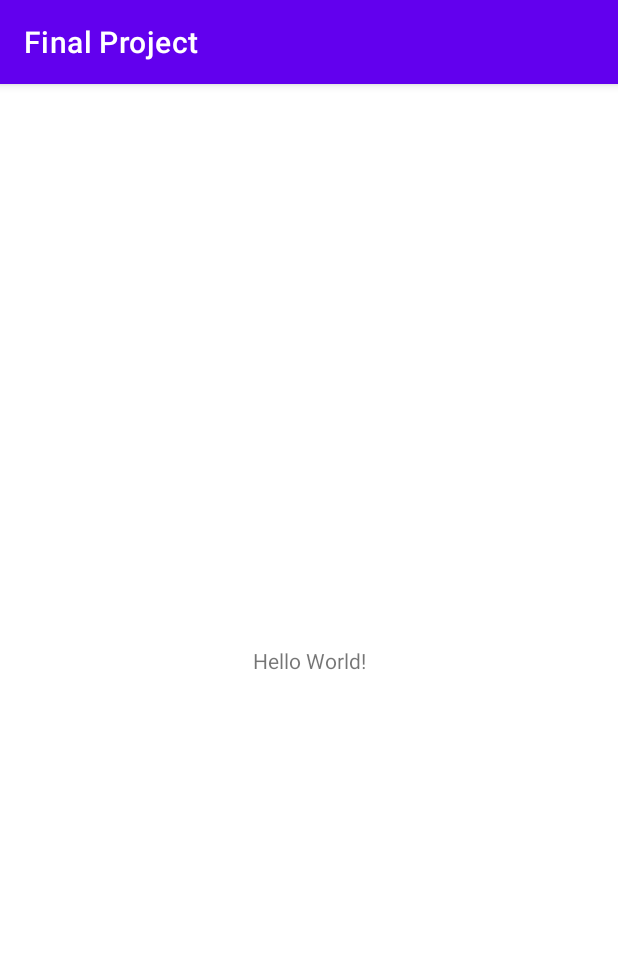
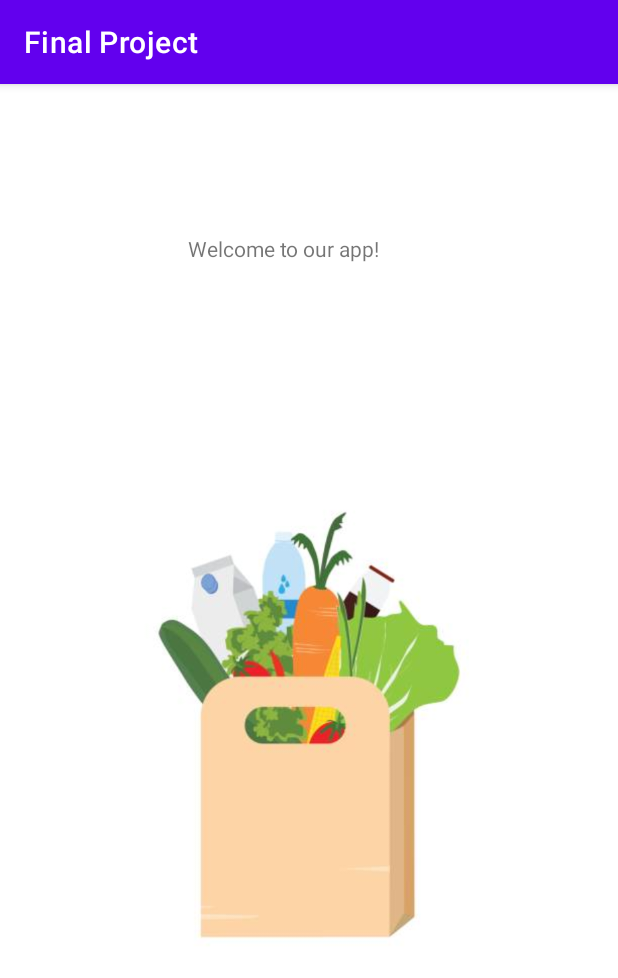
Before and after one commit to eebalboni/Final-Project-SER-210, an Android app: the screen it shows after launch (MainActivity), on a phone screen of 412 x 824 dp. Shown: the top 978 px of the screen. Run offline under Robolectric (Android 15) with nearby library versions, the phone set to English and light mode, and no system bars.

Commit message:
adding logo for our app

```diff
--- a/app/src/main/res/layout/activity_main.xml
+++ b/app/src/main/res/layout/activity_main.xml
@@ -1,18 +1,23 @@
 <?xml version="1.0" encoding="utf-8"?>
-<androidx.constraintlayout.widget.ConstraintLayout xmlns:android="http://schemas.android.com/apk/res/android"
+<LinearLayout xmlns:android="http://schemas.android.com/apk/res/android"
     xmlns:app="http://schemas.android.com/apk/res-auto"
     xmlns:tools="http://schemas.android.com/tools"
     android:layout_width="match_parent"
     android:layout_height="match_parent"
-    tools:context=".MainActivity">
+    tools:context=".MainActivity"
+    android:orientation="vertical">
 
     <TextView
+        android:layout_width="match_parent"
+        android:layout_height="wrap_content"
+        android:text="Welcome to our app!"
+        android:layout_marginLeft="125dp"
+        android:layout_marginTop="100dp"/>
+
+    <ImageView
         android:layout_width="wrap_content"
         android:layout_height="wrap_content"
-        android:text="Hello World!"
-        app:layout_constraintBottom_toBottomOf="parent"
-        app:layout_constraintLeft_toLeftOf="parent"
-        app:layout_constraintRight_toRightOf="parent"
-        app:layout_constraintTop_toTopOf="parent" />
+        android:src="@drawable/grocery"
+        android:layout_gravity="center_vertical"/>
 
-</androidx.constraintlayout.widget.ConstraintLayout>
+</LinearLayout>
```
Also changed, not shown: app/src/main/res/drawable/grocery.jpg (added).
